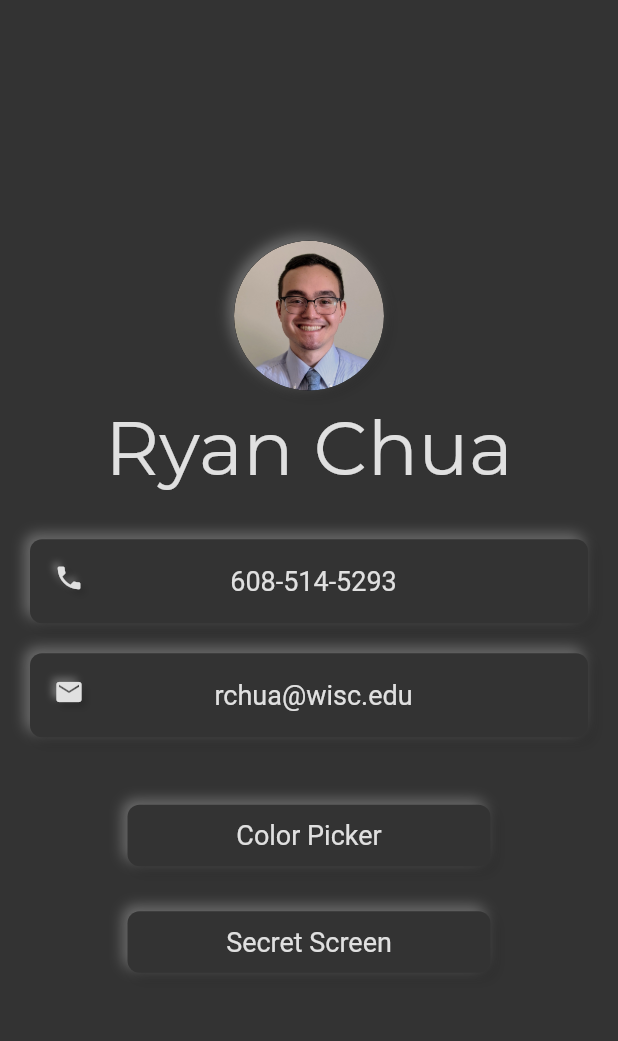
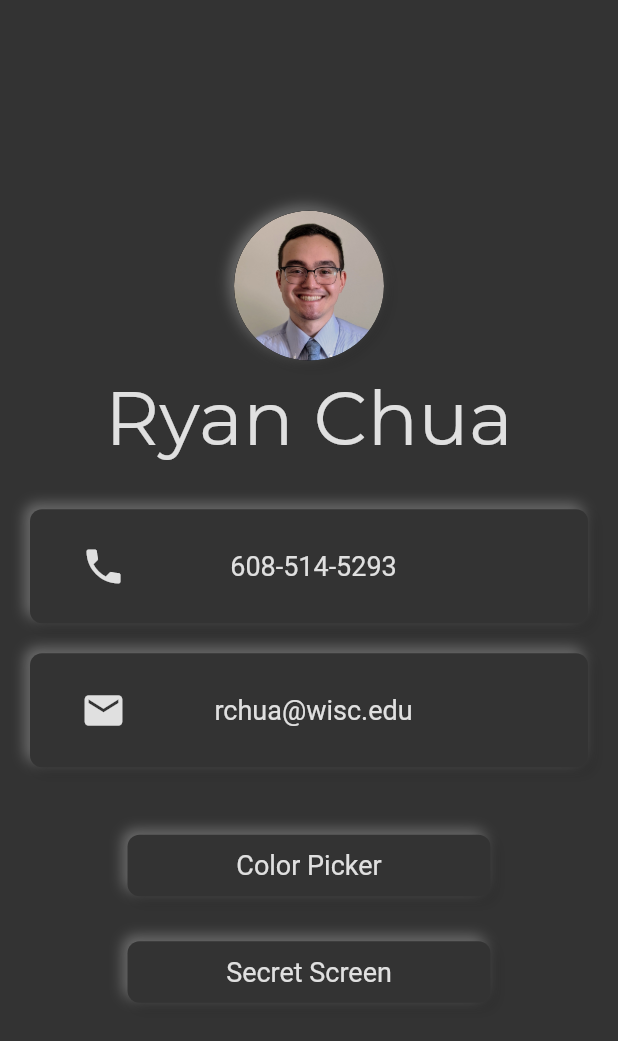
Before and after one commit to rchua-matc/blizzard_demo, a Flutter app: the screen it shows after launch, on a phone screen of 412 x 824 dp. Shown: the top 1041 px of the screen. Run offline on Flutter 3.47's test engine with Material 2 defaults, Android fonts, the phone set to English and light mode, and no system bars; drawn by our look-alikes of flutter_neumorphic; our stand-ins replace flutter_spinkit.

Commit message:
refactor/docs: edit code for consistent style, add documentation

```diff
--- /dev/null
+++ b/lib/constants.dart
@@ -0,0 +1,17 @@
+import 'package:flutter/material.dart';
+
+/// Color of main text.
+const TEXT_COLOR = Color(0xFFE0E0E0);
+
+/// TextStyle for the [ColorValueField] widget.
+const COLOR_VALUE_TEXT = TextStyle(
+  color: TEXT_COLOR,
+  fontWeight: FontWeight.bold,
+  fontSize: 16.0,
+);
+
+/// TextStyle for button labels.
+const BUTTON_TEXT_STYLE = TextStyle(
+  color: TEXT_COLOR,
+  fontSize: 18.0,
+);
--- a/lib/screens/contact_screen.dart
+++ b/lib/screens/contact_screen.dart
@@ -1,13 +1,16 @@
-// ignore_for_file: prefer_const_constructors
-
-import 'package:flutter/cupertino.dart';
-import 'package:flutter/material.dart';
+import 'package:blizzard_demo/constants.dart';
 import 'package:blizzard_demo/widgets/contact_card.dart';
 import 'package:blizzard_demo/screens/password_screen.dart';
 import 'package:blizzard_demo/screens/color_screen.dart';
 import 'package:flutter_neumorphic/flutter_neumorphic.dart';
 
+/// A screen with the author's contact information and links to the other pages.
+///
+/// Touching the contact information will open the corresponding app for easy
+/// communication.
 class ContactScreen extends StatefulWidget {
+  const ContactScreen({Key? key}) : super(key: key);
+
   @override
   State<ContactScreen> createState() => _ContactScreenState();
 }
@@ -22,16 +25,16 @@ class _ContactScreenState extends State<ContactScreen> {
           mainAxisAlignment: MainAxisAlignment.center,
           children: <Widget>[
             Neumorphic(
-              style: NeumorphicStyle(
+              style: const NeumorphicStyle(
                 boxShape: NeumorphicBoxShape.circle(),
               ),
-              child: CircleAvatar(
+              child: const CircleAvatar(
                 backgroundImage: AssetImage('images/chua.jpg'),
                 radius: 50.0,
               ),
             ),
-            Padding(
-              padding: const EdgeInsets.only(
+            const Padding(
+              padding: EdgeInsets.only(
                 top: 8.0,
                 bottom: 20.0,
               ),
@@ -40,17 +43,17 @@ class _ContactScreenState extends State<ContactScreen> {
                 style: TextStyle(
                   fontSize: 50.0,
                   fontFamily: 'Montserrat',
-                  color: Colors.grey.shade300,
+                  color: TEXT_COLOR,
                 ),
               ),
             ),
-            ContactCard(
+            const ContactCard(
               icon: Icons.phone,
               text: '608-514-5293',
               url: 'tel:6085145293',
             ),
-            Padding(
-              padding: const EdgeInsets.only(bottom: 20.0),
+            const Padding(
+              padding: EdgeInsets.only(bottom: 20.0),
               child: ContactCard(
                 icon: Icons.email,
                 text: 'rchua@wisc.edu',
@@ -62,20 +65,17 @@ class _ContactScreenState extends State<ContactScreen> {
                 Navigator.push(
                   context,
                   MaterialPageRoute(
-                    builder: (context) => ColorScreen(),
+                    builder: (context) => const ColorScreen(),
                   ),
                 );
               },
-              margin: EdgeInsets.all(15.0),
+              margin: const EdgeInsets.all(15.0),
               child: SizedBox(
                 width: MediaQuery.of(context).size.width * 0.5,
-                child: Text(
+                child: const Text(
                   'Color Picker',
                   textAlign: TextAlign.center,
-                  style: TextStyle(
-                    color: Colors.grey.shade300,
-                    fontSize: 18.0,
-                  ),
+                  style: BUTTON_TEXT_STYLE,
                 ),
               ),
             ),
@@ -88,16 +88,13 @@ class _ContactScreenState extends State<ContactScreen> {
                   },
                 );
               },
-              margin: EdgeInsets.all(15.0),
+              margin: const EdgeInsets.all(15.0),
               child: SizedBox(
                 width: MediaQuery.of(context).size.width * 0.5,
-                child: Text(
+                child: const Text(
                   'Secret Screen',
                   textAlign: TextAlign.center,
-                  style: TextStyle(
-                    color: Colors.grey.shade300,
-                    fontSize: 18.0,
-                  ),
+                  style: BUTTON_TEXT_STYLE,
                 ),
               ),
             ),
--- a/lib/screens/password_screen.dart
+++ b/lib/screens/password_screen.dart
@@ -6,6 +6,8 @@ import 'package:blizzard_demo/screens/secret_screen.dart';
 /// This dialog password protects the [SecretScreen]. It handles input
 /// validation and routing to the protected screen.
 class PasswordScreen extends StatefulWidget {
+  const PasswordScreen({Key? key}) : super(key: key);
+
   @override
   State<PasswordScreen> createState() => _PasswordScreenState();
 
--- a/lib/widgets/contact_card.dart
+++ b/lib/widgets/contact_card.dart
@@ -1,4 +1,4 @@
-import 'package:flutter/material.dart';
+import 'package:blizzard_demo/constants.dart';
 import 'package:flutter_neumorphic/flutter_neumorphic.dart';
 import 'package:url_launcher/url_launcher.dart';
 
@@ -37,30 +37,24 @@ class ContactCard extends StatelessWidget {
 
   @override
   Widget build(BuildContext context) {
-    return InkWell(
-      onTap: launchContact,
-      child: Neumorphic(
+    return NeumorphicButton(
+      onPressed: launchContact,
       margin: const EdgeInsets.symmetric(
         vertical: 10.0,
         horizontal: 20.0,
       ),
       child: ListTile(
-          leading: NeumorphicIcon(
+        leading: Icon(
           icon,
-            style: NeumorphicStyle(
-              color: Colors.grey.shade300,
-            ),
+          color: TEXT_COLOR,
+          size: 30.0,
         ),
         title: Padding(
           padding: const EdgeInsets.only(right: 50.0),
           child: Text(
             text,
             textAlign: TextAlign.center,
-              style: TextStyle(
-                color: Colors.grey.shade300,
-                fontSize: 18.0,
-              ),
-            ),
+            style: BUTTON_TEXT_STYLE,
           ),
         ),
       ),
```
Also changed, not shown: lib/main.dart (+6 -1 lines), lib/screens/color_screen.dart (+21 -14 lines), lib/screens/secret_screen.dart (+12 -10 lines), lib/widgets/color_value_field.dart (+10 -16 lines), lib/widgets/hue_painter.dart (+12 -11 lines), lib/widgets/hue_picker.dart (+14 -3 lines), 1 other file. Lines whose indentation alone changed are shown as unchanged.
